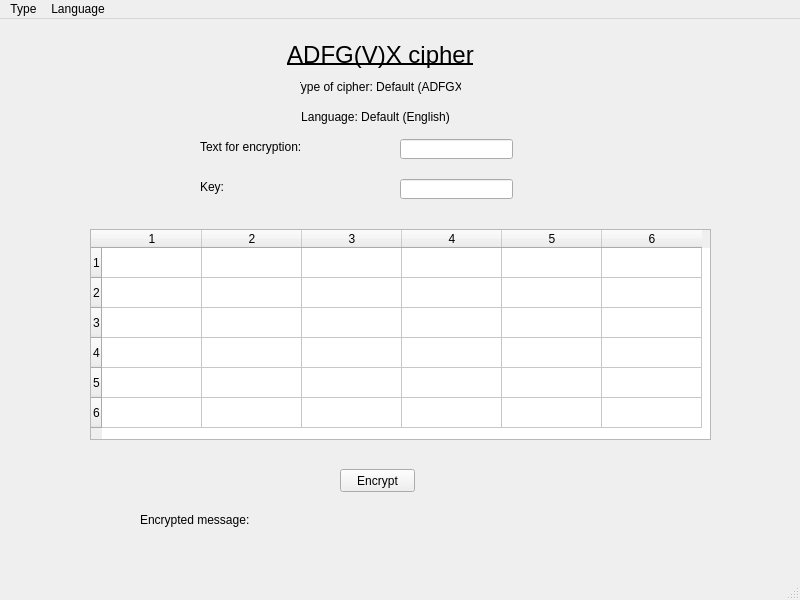
First picture: the form in 3_ADFGVX_cipher/gui.ui, repository kisar18/Cryptology_exercises, before the edit.
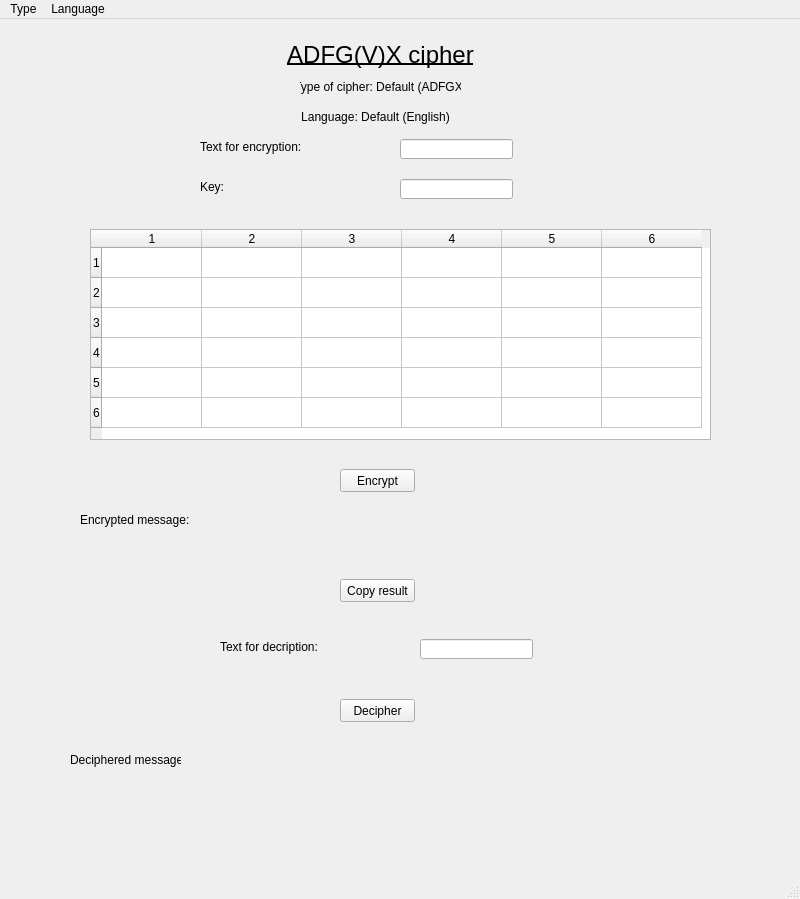
Second picture: the form after the edit.

The edit to the form file:
```diff
--- a/3_ADFGVX_cipher/gui.ui
+++ b/3_ADFGVX_cipher/gui.ui
@@ -7,7 +7,7 @@
     <x>0</x>
     <y>0</y>
     <width>800</width>
-    <height>600</height>
+    <height>899</height>
    </rect>
   </property>
   <property name="windowTitle">
@@ -113,7 +113,7 @@
    <widget class="QLabel" name="label_3">
     <property name="geometry">
      <rect>
-      <x>140</x>
+      <x>80</x>
       <y>490</y>
       <width>111</width>
       <height>21</height>
@@ -126,7 +126,7 @@
    <widget class="QLabel" name="encryptResult">
     <property name="geometry">
      <rect>
-      <x>270</x>
+      <x>210</x>
       <y>490</y>
       <width>491</width>
       <height>51</height>
@@ -135,6 +135,9 @@
     <property name="text">
      <string/>
     </property>
+    <property name="alignment">
+     <set>Qt::AlignCenter</set>
+    </property>
    </widget>
    <widget class="QLabel" name="language_label">
     <property name="geometry">
@@ -181,6 +184,84 @@
      <string>Encrypt</string>
     </property>
    </widget>
+   <widget class="QPushButton" name="copy_btn">
+    <property name="geometry">
+     <rect>
+      <x>340</x>
+      <y>560</y>
+      <width>75</width>
+      <height>23</height>
+     </rect>
+    </property>
+    <property name="text">
+     <string>Copy result</string>
+    </property>
+   </widget>
+   <widget class="QLabel" name="label_5">
+    <property name="geometry">
+     <rect>
+      <x>220</x>
+      <y>620</y>
+      <width>131</width>
+      <height>16</height>
+     </rect>
+    </property>
+    <property name="text">
+     <string>Text for decription:</string>
+    </property>
+   </widget>
+   <widget class="QLineEdit" name="decipherInput">
+    <property name="geometry">
+     <rect>
+      <x>420</x>
+      <y>620</y>
+      <width>113</width>
+      <height>20</height>
+     </rect>
+    </property>
+   </widget>
+   <widget class="QLabel" name="label_4">
+    <property name="geometry">
+     <rect>
+      <x>70</x>
+      <y>730</y>
+      <width>111</width>
+      <height>21</height>
+     </rect>
+    </property>
+    <property name="text">
+     <string>Deciphered message:</string>
+    </property>
+   </widget>
+   <widget class="QPushButton" name="decipher_btn">
+    <property name="geometry">
+     <rect>
+      <x>340</x>
+      <y>680</y>
+      <width>75</width>
+      <height>23</height>
+     </rect>
+    </property>
+    <property name="text">
+     <string>Decipher</string>
+    </property>
+   </widget>
+   <widget class="QLabel" name="decipherResult">
+    <property name="geometry">
+     <rect>
+      <x>200</x>
+      <y>730</y>
+      <width>491</width>
+      <height>51</height>
+     </rect>
+    </property>
+    <property name="text">
+     <string/>
+    </property>
+    <property name="alignment">
+     <set>Qt::AlignCenter</set>
+    </property>
+   </widget>
   </widget>
   <widget class="QMenuBar" name="menubar">
    <property name="geometry">
```
